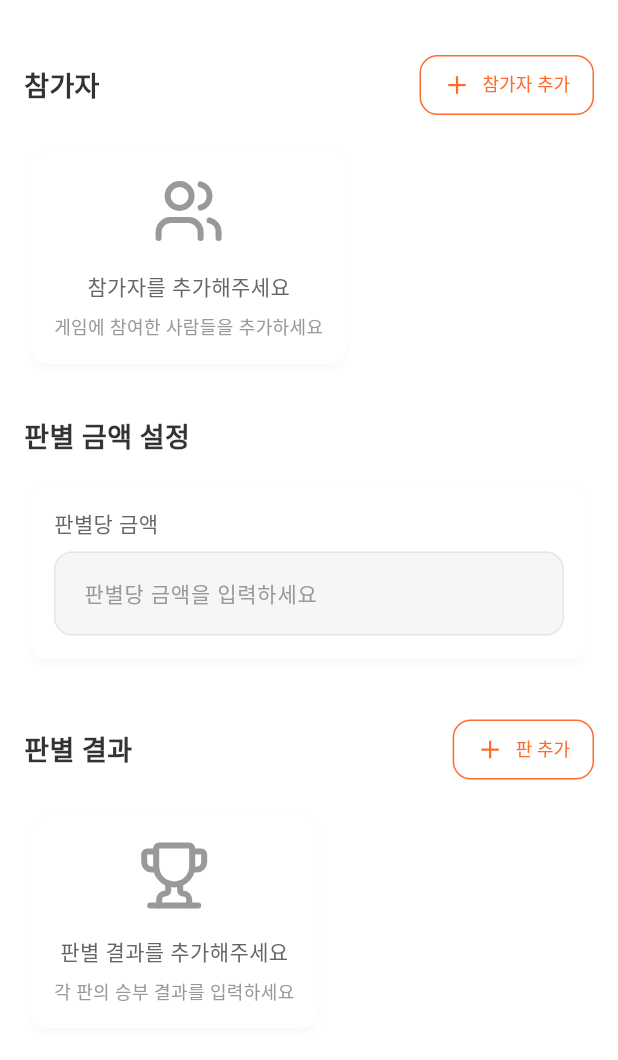
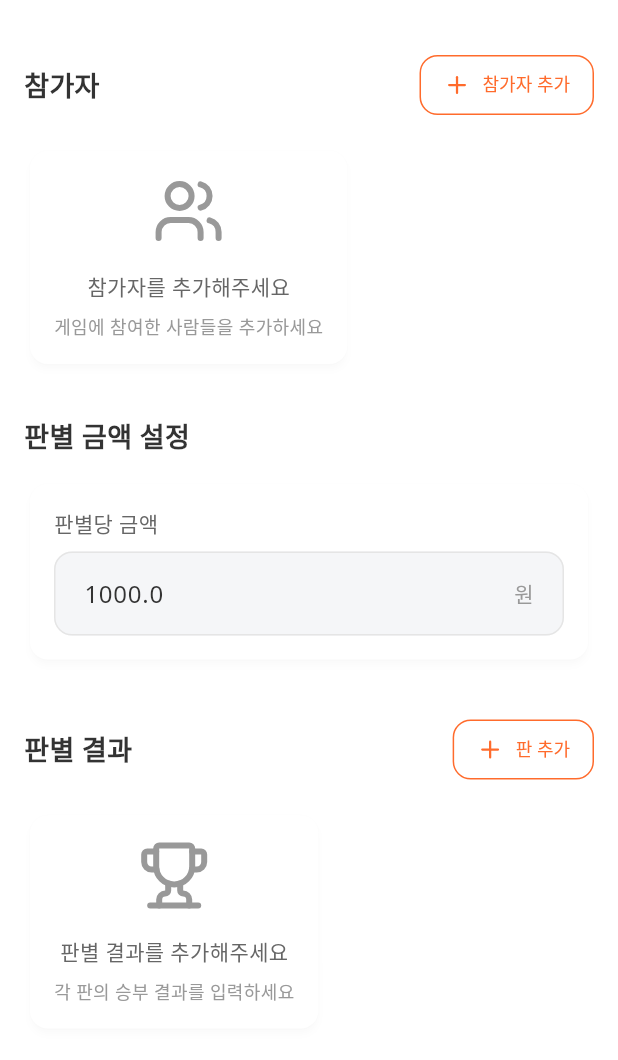
Before and after one commit to kimeasyn/jungsan-front, a Flutter app: the GameSettlementScreen screen opened by its route, on a phone screen of 412 x 824 dp, the part 59-1119 px from its top. Run offline on Flutter 3.47's test engine with Material 3 defaults, Android fonts, the phone set to English and light mode, and no system bars; our stand-ins replace equatable, go_router, google_fonts, lucide_icons.

Commit message:
fix: 컴파일 오류 수정 및 앱 실행 가능 상태로 완성
- CardTheme → CardThemeData로 수정 (Flutter 3.0+ 호환)
- DropdownMenuItem 타입 명시 수정
- TextField initialValue → controller 사용으로 변경
- LucideIcons.language → LucideIcons.globe로 수정
- Provider import 제거 및 MultiProvider 제거
- 모든 화면 구현 완료 (홈, 여행정산, 게임정산, 결과, 내역, 프로필)
- 디자인 시스템 및 공통 컴포넌트 완성
- Chrome에서 정상 실행 가능한 상태

```diff
--- a/lib/screens/game_settlement_screen.dart
+++ b/lib/screens/game_settlement_screen.dart
@@ -179,7 +179,7 @@ class _GameSettlementScreenState extends State<GameSettlementScreen> {
               ),
               const SizedBox(height: AppTheme.spacingS),
               TextField(
-                initialValue: _stakeAmount.toString(),
+                controller: TextEditingController(text: _stakeAmount.toString()),
                 decoration: const InputDecoration(
                   hintText: '판별당 금액을 입력하세요',
                   suffixText: '원',
--- a/lib/screens/profile_screen.dart
+++ b/lib/screens/profile_screen.dart
@@ -203,7 +203,7 @@ class ProfileScreen extends StatelessWidget {
             },
           ),
           _buildSettingItem(
-            icon: LucideIcons.language,
+            icon: LucideIcons.globe,
             title: '언어 설정',
             subtitle: '한국어',
             onTap: () {
--- a/lib/screens/travel_settlement_screen.dart
+++ b/lib/screens/travel_settlement_screen.dart
@@ -499,7 +499,7 @@ class _ExpenseDialogState extends State<_ExpenseDialog> {
                 labelText: '결제자',
               ),
               items: widget.participants
-                  .map((participant) => DropdownMenuItem(
+                  .map((participant) => DropdownMenuItem<String>(
                         value: participant['name'],
                         child: Text(participant['name']),
                       ))
--- a/lib/theme/app_theme.dart
+++ b/lib/theme/app_theme.dart
@@ -35,7 +35,7 @@ class AppTheme {
       ),
 
       // Card Theme
-      cardTheme: CardTheme(
+      cardTheme: CardThemeData(
         color: AppColors.card,
         elevation: 2,
         shadowColor: AppColors.shadow,
```
Also changed, not shown: lib/main.dart (+5 -11 lines).
